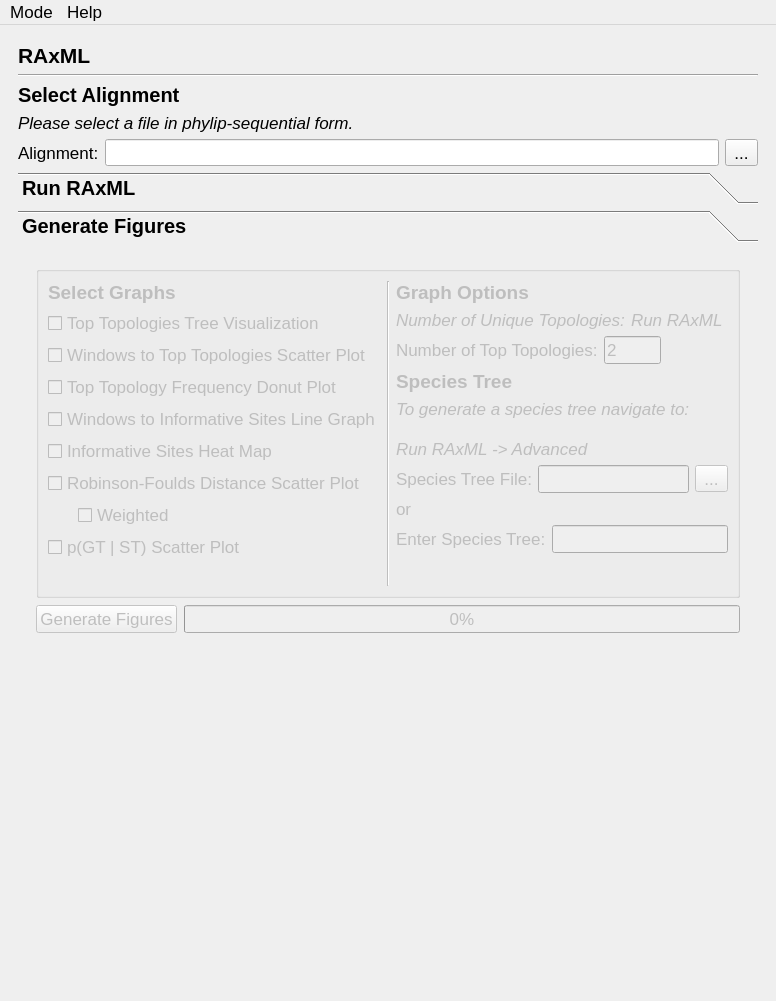
Old version of the form module/gui_layout.ui in the repository chilleo/ALPHA.
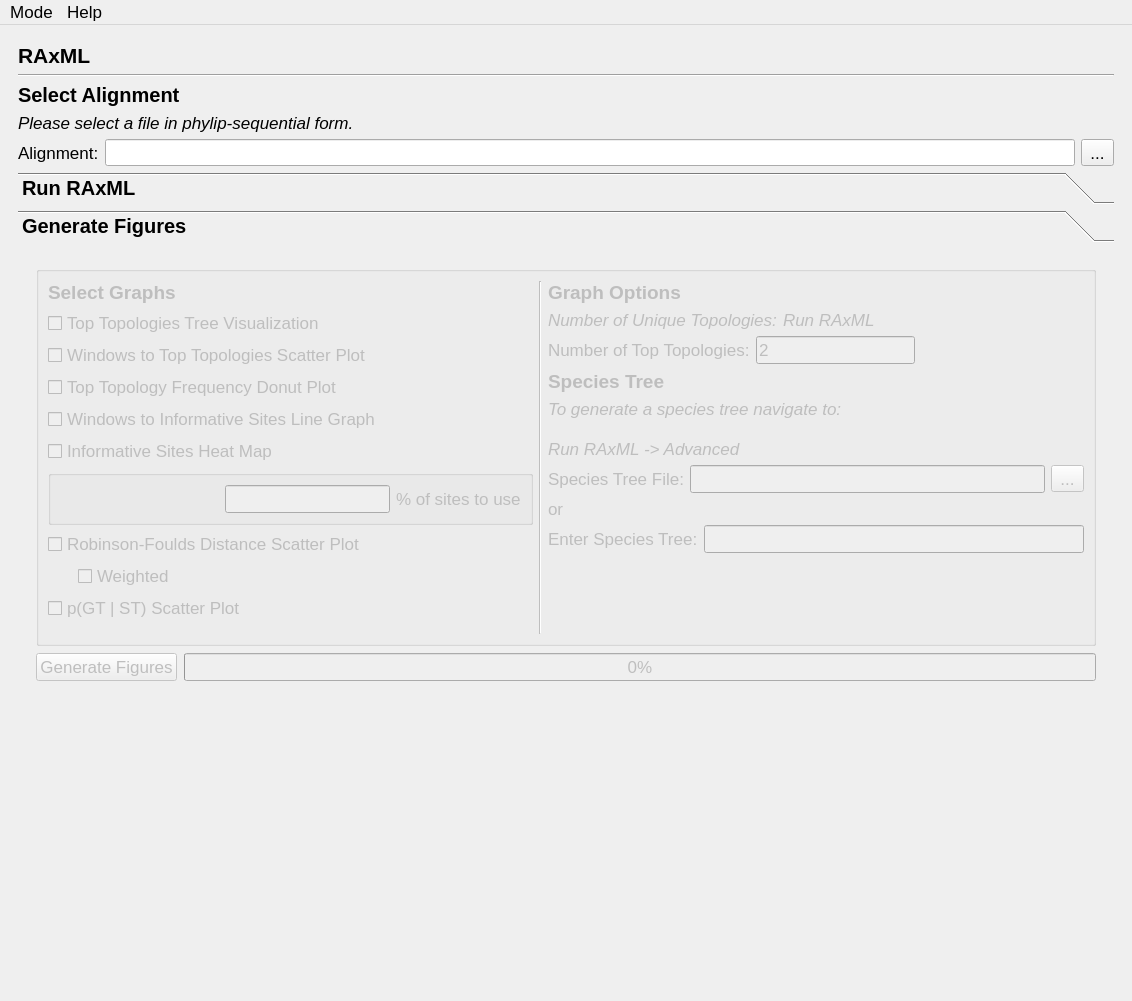
New version of the form. The open tabs and pages were chosen to show the change.

```diff
--- a/module/gui_layout.ui
+++ b/module/gui_layout.ui
@@ -6,7 +6,7 @@
    <rect>
     <x>0</x>
     <y>0</y>
-    <width>776</width>
+    <width>1132</width>
     <height>1001</height>
    </rect>
   </property>
@@ -1312,8 +1312,8 @@
               <rect>
                <x>0</x>
                <y>0</y>
-               <width>726</width>
-               <height>741</height>
+               <width>1086</width>
+               <height>680</height>
               </rect>
              </property>
              <property name="sizePolicy">
@@ -1525,6 +1525,35 @@
                         </item>
                        </layout>
                       </item>
+                      <item>
+                       <widget class="QGroupBox" name="horizontalGroupBox">
+                        <layout class="QHBoxLayout" name="horizontalLayout_75">
+                         <item>
+                          <spacer name="horizontalSpacer_35">
+                           <property name="orientation">
+                            <enum>Qt::Horizontal</enum>
+                           </property>
+                           <property name="sizeHint" stdset="0">
+                            <size>
+                             <width>40</width>
+                             <height>20</height>
+                            </size>
+                           </property>
+                          </spacer>
+                         </item>
+                         <item>
+                          <widget class="QLineEdit" name="heatmapPercentage"/>
+                         </item>
+                         <item>
+                          <widget class="QLabel" name="label_48">
+                           <property name="text">
+                            <string>% of sites to use</string>
+                           </property>
+                          </widget>
+                         </item>
+                        </layout>
+                       </widget>
+                      </item>
                       <item>
                        <layout class="QHBoxLayout" name="horizontalLayout_47">
                         <item>
@@ -1584,7 +1613,7 @@
                         <property name="sizeHint" stdset="0">
                          <size>
                           <width>20</width>
-                          <height>0</height>
+                          <height>13</height>
                          </size>
                         </property>
                        </spacer>
@@ -4203,8 +4232,8 @@
     <rect>
      <x>0</x>
      <y>0</y>
-     <width>776</width>
-     <height>22</height>
+     <width>1132</width>
+     <height>26</height>
     </rect>
    </property>
    <property name="styleSheet">
```
Left out of the diff: 26 changed lines with no effect on the pictures.
